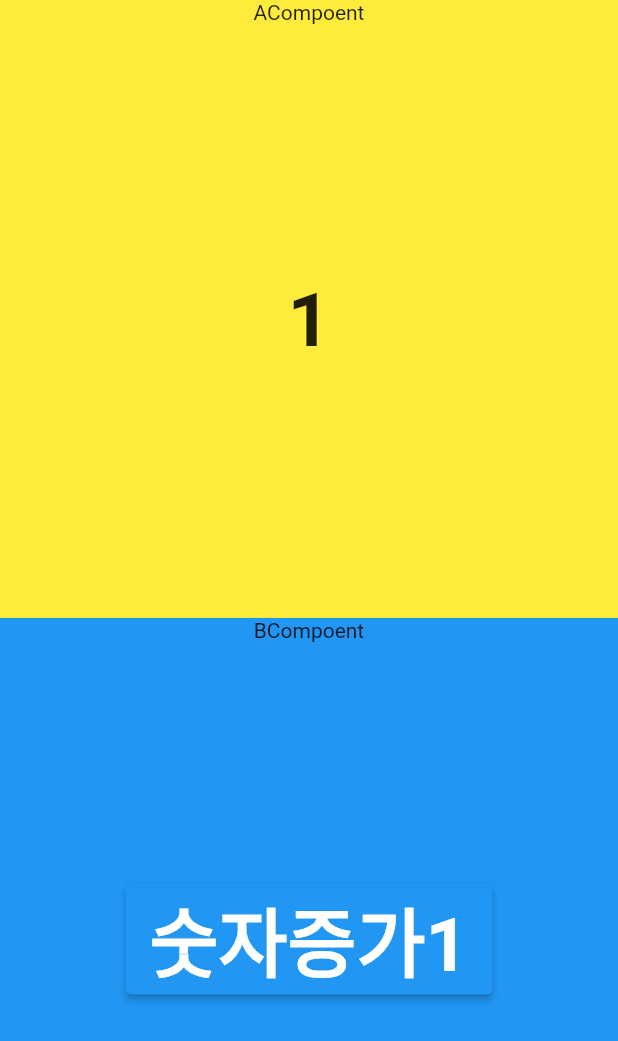
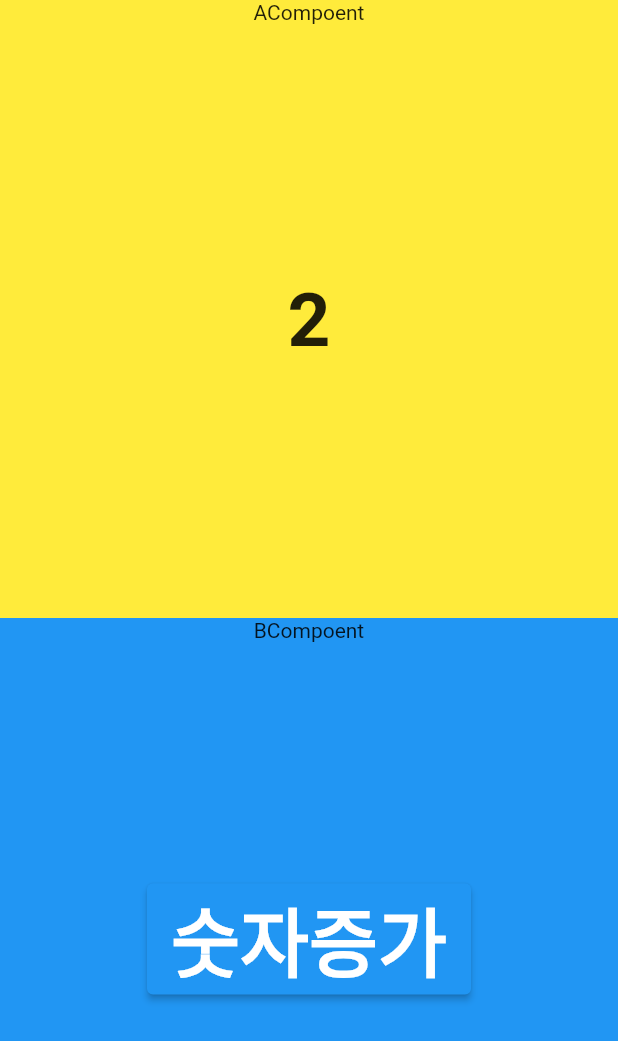
Before and after one commit to seong9566/Flutter-State, a Flutter app: the screen it shows after launch, on a phone screen of 412 x 824 dp. Shown: the top 1041 px of the screen. Run offline on Flutter 3.47's test engine with Material 2 defaults, Android fonts, the phone set to English and light mode, and no system bars; our stand-ins replace hooks_riverpod.

Commit message:
Provider 기본기 완료

```diff
--- a/lib/main.dart
+++ b/lib/main.dart
@@ -1,7 +1,13 @@
 import 'package:flutter/material.dart';
+import 'package:hooks_riverpod/hooks_riverpod.dart';
 
+// provider는 공급자
+// provider는 창고(repository)에 데이터를 공급
+// final numProvider = Provider((_) => 2);
+//final helloWorldProvider = Provider((ref) => 1);
+final numProvider = StateProvider((_) => 2);
 void main() {
-  runApp(const MyApp());
+  runApp(MyApp());
 }
 
 class MyApp extends StatelessWidget {
@@ -9,52 +15,46 @@ class MyApp extends StatelessWidget {
 
   @override
   Widget build(BuildContext context) {
-    return MaterialApp(
-      home: HomePage(),
+    return ProviderScope(
+      // provider스코프로 바꾸어준다.
+      child: MaterialApp(
+        home: HomePage(),
+      ),
     );
   }
 }
 
-class HomePage extends StatefulWidget {
+class HomePage extends StatelessWidget {
   const HomePage({Key? key}) : super(key: key);
 
   @override
-  State<HomePage> createState() => _HomePageState();
-}
-
-class _HomePageState extends State<HomePage> {
-  int num = 1;
-  // 리빌드 될 필요가 없는 class는 모두 const를 붙여준다.
-  void increase() {
-    // numd을 다시 build해줌
-    setState(() {
-      num++;
-    });
-  }
-
-  @override
   Widget build(BuildContext context) {
-    double size = MediaQuery.of(context).size.width;
-    double screenSize = size * 0.8;
     return Scaffold(
       body: Column(
         crossAxisAlignment: CrossAxisAlignment.stretch,
         children: [
-          Expanded(child: AComponent(num)),
-          Expanded(child: BComponent(increase)),
+          Expanded(child: AComponent()),
+          Expanded(child: BComponent()),
         ],
       ),
     );
   }
 }
 
-// num을 부모에게 전달 받음 -> 컨슈머(소비자)라고 부름, 상태를 가지고 그 상태로 그림을 그리는 클래스
-class AComponent extends StatelessWidget {
-  final int num; // final이 있다면  int가 없어도됨.
-  const AComponent(this.num, {Key? key}) : super(key: key);
+//소비자 : 소비자는 공급자(provider)에게 데이터를 요청한다(read).
+//공급자 : 공급자는 창고에서 데이터를 찾아서 돌려준다.
+class AComponent extends ConsumerWidget {
+  // 1. 리빌드 하고싶은 곳만 ConsumerWidget를 넣어준다.
+  const AComponent({Key? key}) : super(key: key);
 
   @override
-  Widget build(BuildContext context) {
+  Widget build(BuildContext context, WidgetRef ref) {
+    // 2. WidgetRef를 넣는다. 얘를 넣으면 provider에 접근이 가능해진다.
+    // 소비를 한번만 할 때 read옵션을 사용한다.
+    // watch는 numprovider의 값이 변경될 때마다 rebuild가된다
+    //int num = ref.read(numProvider); // 2. watch, read가 있지만 read를 읽는다.
+
+    int num = ref.watch(numProvider);
     return Container(
       color: Colors.yellow,
       child: Column(
@@ -63,7 +63,7 @@ class AComponent extends StatelessWidget {
           Expanded(
             child: Align(
               child: Text(
-                "$num",
+                "${num}",
                 style: TextStyle(fontSize: 50, fontWeight: FontWeight.bold),
               ),
             ),
@@ -74,12 +74,12 @@ class AComponent extends StatelessWidget {
   }
 }
 
-class BComponent extends StatelessWidget {
-  final Function increase; // increase는 함수 타입임.  Function을 생략해도됨.
-  const BComponent(this.increase, {Key? key}) : super(key: key);
+// 서플라이어 공급자
+class BComponent extends ConsumerWidget {
+  const BComponent({Key? key}) : super(key: key);
 
   @override
-  Widget build(BuildContext context) {
+  Widget build(BuildContext context, WidgetRef ref) {
     return Container(
       color: Colors.blue,
       child: Column(
@@ -89,10 +89,12 @@ class BComponent extends StatelessWidget {
             child: Align(
               child: ElevatedButton(
                 onPressed: () {
-                  increase();
+                  final result = ref
+                      .read(numProvider.notifier); // stateProvider이면 notifier사용
+                  result.state = result.state + 5;
                 },
                 child: Text(
-                  "숫자증가1",
+                  "숫자증가",
                   style: TextStyle(fontSize: 50, fontWeight: FontWeight.bold),
                 ),
               ),
--- a/pubspec.yaml
+++ b/pubspec.yaml
@@ -29,7 +29,7 @@ environment:
 dependencies:
   flutter:
     sdk: flutter
-
+  hooks_riverpod: ^2.0.0-dev.9
 
   # The following adds the Cupertino Icons font to your application.
   # Use with the CupertinoIcons class for iOS style icons.
```
Also changed, not shown: pubspec.lock.
